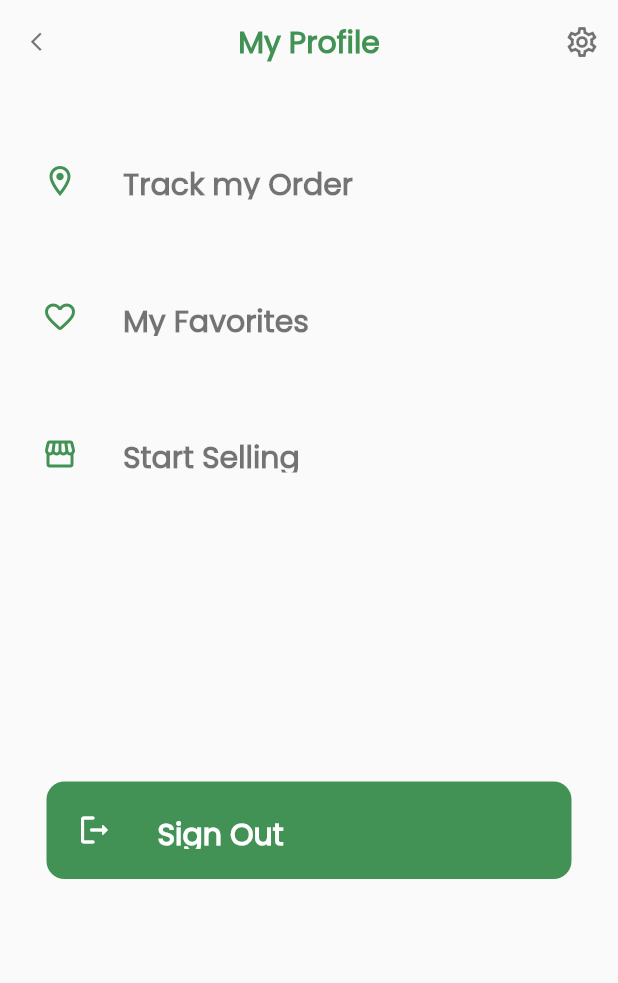
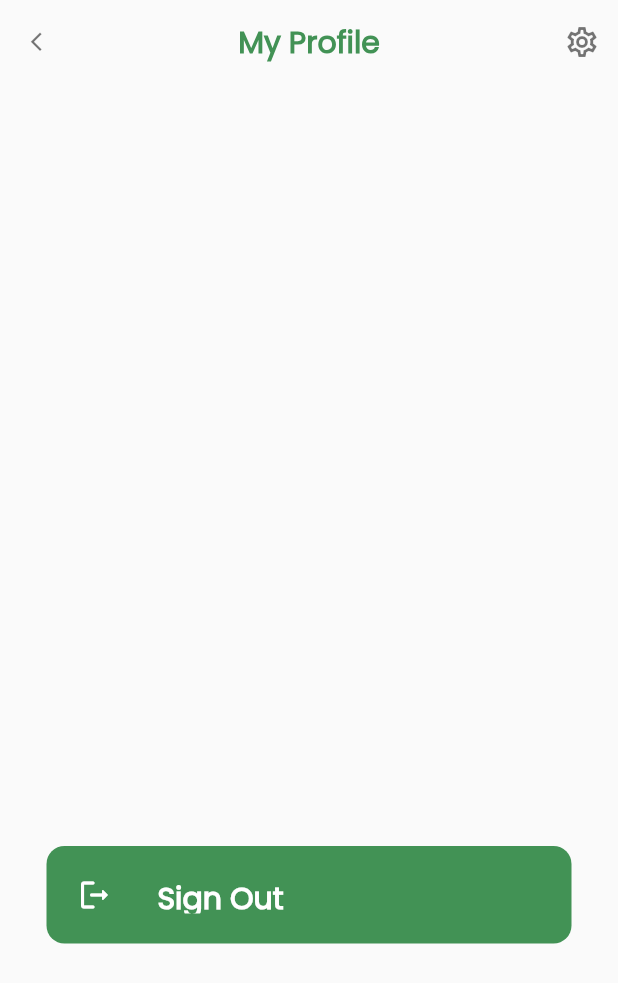
Before and after one commit to gailmaac/Croptivate, a Flutter app: the screen it shows after launch, scrolled down 106 dp, after a tap on the "person outline" icon, on a phone screen of 412 x 824 dp. Shown: the top 983 px of the screen. Run offline on Flutter 3.47's test engine with Material 2 defaults, Android fonts, the light colour scheme and no system bars; our stand-ins replace bloc, carousel_slider, cloud_firestore, equatable, firebase_auth, firebase_core and 7 more; missing offline and left inert: dart:ffi; accounts and stored records are empty.

Commit message:
Update user_profile.dart

```diff
--- a/croptivate_app/lib/screens/buyers/user_profile.dart
+++ b/croptivate_app/lib/screens/buyers/user_profile.dart
@@ -280,13 +280,14 @@ final FirebaseAuth _auth = FirebaseAuth.instance;
               // getusers()
             ],
           ),
-          const SizedBox(height: 24),
-          trackOrderbutton(),
-          const SizedBox(height: 10),
-          myFavsbutton(),
-          const SizedBox(height: 10),
-          startSellbutton(),
-          const SizedBox(height: 170),
+          SizedBox(height: 500),
+          // const SizedBox(height: 24),
+          // trackOrderbutton(),
+          // const SizedBox(height: 10),
+          // myFavsbutton(),
+          // const SizedBox(height: 10),
+          // startSellbutton(),
+          // const SizedBox(height: 170),
           signOutButton()
         ],
       ),
```
